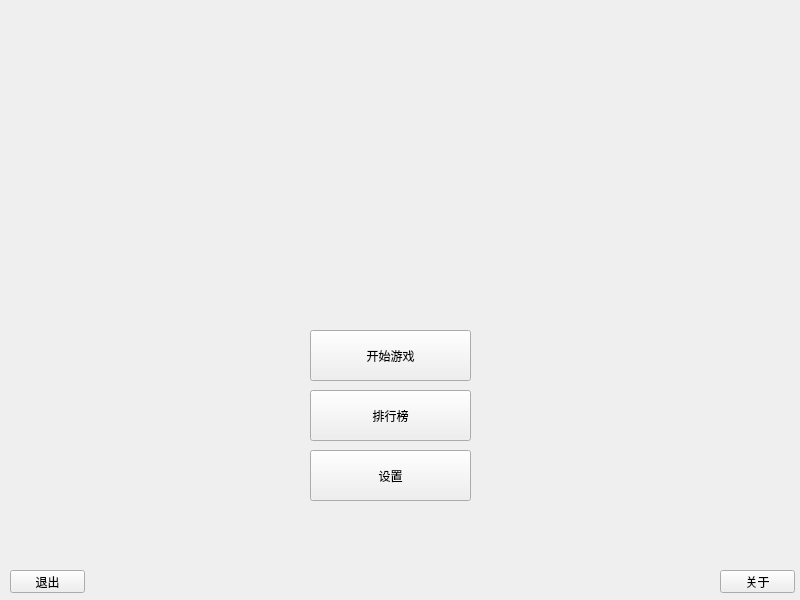
The window that code/window/mainwindow.ui (YXHXianYu/2022-BJTU-DataStructure-FinalProject) describes before a commit, drawn with Qt 5.
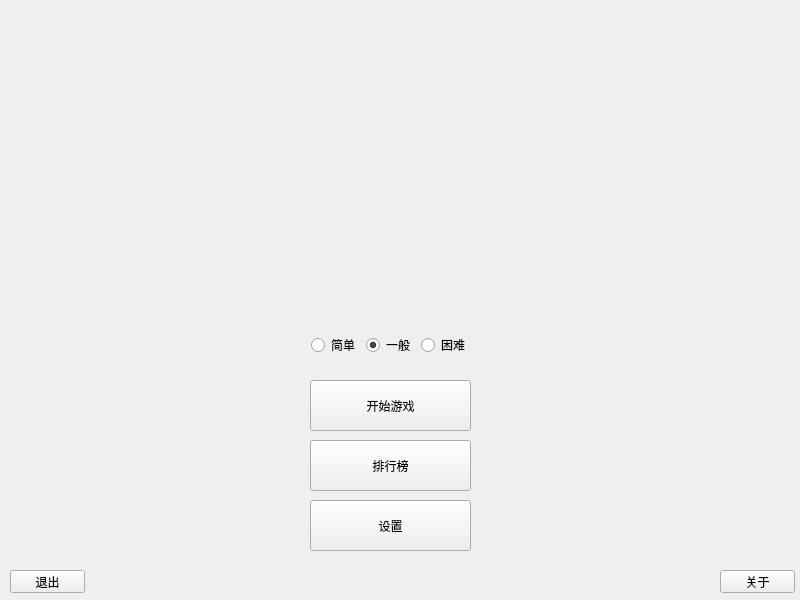
The same window after the commit. Icons and pictures are not drawn.

What changed in the file:
```diff
--- a/code/window/mainwindow.ui
+++ b/code/window/mainwindow.ui
@@ -24,7 +24,7 @@
     <property name="geometry">
      <rect>
       <x>310</x>
-      <y>330</y>
+      <y>380</y>
       <width>161</width>
       <height>51</height>
      </rect>
@@ -37,7 +37,7 @@
     <property name="geometry">
      <rect>
       <x>310</x>
-      <y>390</y>
+      <y>440</y>
       <width>161</width>
       <height>51</height>
      </rect>
@@ -50,7 +50,7 @@
     <property name="geometry">
      <rect>
       <x>310</x>
-      <y>450</y>
+      <y>500</y>
       <width>161</width>
       <height>51</height>
      </rect>
@@ -98,6 +98,68 @@
      <string>退出</string>
     </property>
    </widget>
+   <widget class="QWidget" name="horizontalLayoutWidget">
+    <property name="geometry">
+     <rect>
+      <x>250</x>
+      <y>320</y>
+      <width>281</width>
+      <height>51</height>
+     </rect>
+    </property>
+    <layout class="QHBoxLayout" name="DifficultyLayout">
+     <item>
+      <spacer name="horizontalSpacer">
+       <property name="orientation">
+        <enum>Qt::Horizontal</enum>
+       </property>
+       <property name="sizeHint" stdset="0">
+        <size>
+         <width>40</width>
+         <height>20</height>
+        </size>
+       </property>
+      </spacer>
+     </item>
+     <item>
+      <widget class="QRadioButton" name="rbtnEasy">
+       <property name="text">
+        <string>简单</string>
+       </property>
+      </widget>
+     </item>
+     <item>
+      <widget class="QRadioButton" name="rbtnNormal">
+       <property name="text">
+        <string>一般</string>
+       </property>
+       <property name="checked">
+        <bool>true</bool>
+       </property>
+      </widget>
+     </item>
+     <item>
+      <widget class="QRadioButton" name="rbtnHard">
+       <property name="text">
+        <string>困难</string>
+       </property>
+      </widget>
+     </item>
+     <item>
+      <spacer name="horizontalSpacer_2">
+       <property name="orientation">
+        <enum>Qt::Horizontal</enum>
+       </property>
+       <property name="sizeHint" stdset="0">
+        <size>
+         <width>40</width>
+         <height>20</height>
+        </size>
+       </property>
+      </spacer>
+     </item>
+    </layout>
+   </widget>
   </widget>
  </widget>
  <resources/>
```
Left out of the diff: 2 changed lines with no effect on the pictures.
